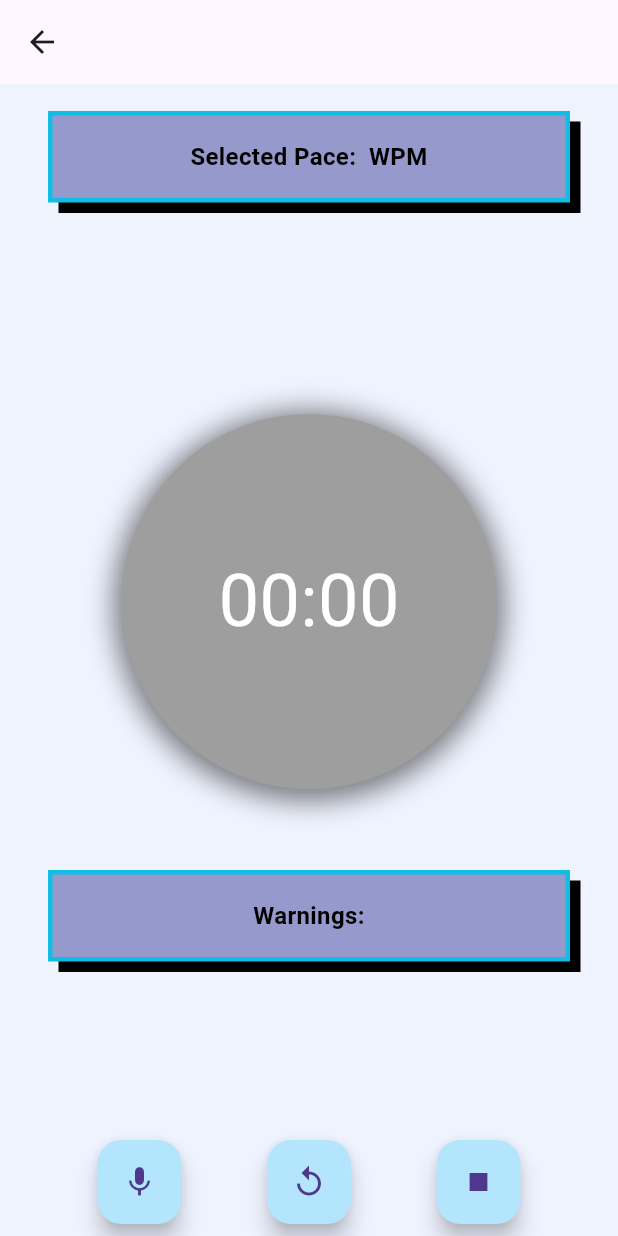
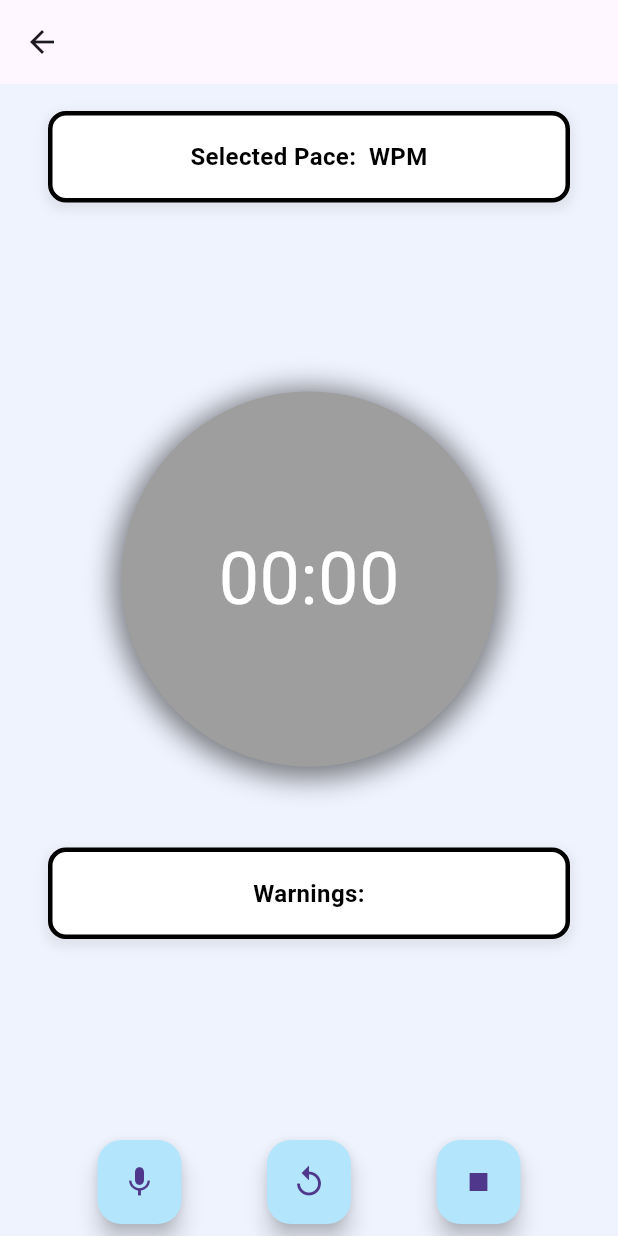
Before and after one commit to BettinaGotiu/licenta_app, a Flutter app: the SpeechToTextPage screen opened directly with empty values, on a phone screen of 412 x 824 dp. Run offline on Flutter 3.47's test engine with Material 3 defaults, Android fonts, the phone set to English and light mode, and no system bars; our stand-ins replace cloud_firestore, firebase_auth, firebase_core, flutter_custom_clippers, speech_to_text, table_calendar; missing offline and left inert: mrx_charts; accounts and stored records are empty.

Commit message:
UI speech to text, deleted the promt card

```diff
--- a/lib/pages/speech_to_text.dart
+++ b/lib/pages/speech_to_text.dart
@@ -317,6 +317,9 @@ class _SpeechToTextPageState extends State<SpeechToTextPage> {
 
   @override
   Widget build(BuildContext context) {
+    final double cardWidth = MediaQuery.of(context).size.width * 0.7;
+    final double cardHeight = 80;
+
     return Scaffold(
       appBar: AppBar(
         leading: IconButton(
@@ -339,22 +342,10 @@ class _SpeechToTextPageState extends State<SpeechToTextPage> {
                 "Selected Pace: ${widget.selectedPace} WPM",
               ),
             ),
-            if (widget.prompt != null)
-              Padding(
-                padding:
-                    const EdgeInsets.only(top: 5.0, left: 16.0, right: 16.0),
-                child: _buildRetroCard(
-                  "Prompt: ${widget.prompt}",
-                ),
-              ),
             Expanded(
               child: Column(
                 mainAxisAlignment: MainAxisAlignment.center,
                 children: [
-                  if (widget.prompt == null)
-                    SizedBox(
-                        height:
-                            30), // Additional space if prompt is not present
                   Padding(
                     padding: const EdgeInsets.all(16.0),
                     child: Stack(
@@ -447,18 +438,15 @@ class _SpeechToTextPageState extends State<SpeechToTextPage> {
       padding: const EdgeInsets.all(16.0),
       margin: const EdgeInsets.symmetric(vertical: 8.0, horizontal: 16.0),
       decoration: BoxDecoration(
-        color:
-            Color.fromARGB(255, 149, 153, 203), // Background color of the cards
-        border: Border.all(color: Color(0xFF11BDE3), width: 3), // Blue border
+        color: Colors.white, // Background color of the cards
+        border: Border.all(color: Colors.black, width: 3), // Black border
+        borderRadius: BorderRadius.circular(12), // Rounded corners
         boxShadow: [
           BoxShadow(
-            color: Color(0xFF00008B), // Dark blue shadow
-            spreadRadius: -2.5,
-            offset: Offset(7, 7),
-          ),
-          BoxShadow(
-            color: Colors.black,
-            offset: Offset(7, 7),
+            color: Colors.grey.withOpacity(0.2),
+            spreadRadius: 2,
+            blurRadius: 5,
+            offset: Offset(0, 3), // Offset for shadow
           ),
         ],
       ),
@@ -468,7 +456,7 @@ class _SpeechToTextPageState extends State<SpeechToTextPage> {
           style: const TextStyle(
             fontSize: 16,
             fontWeight: FontWeight.bold,
-            color: Color.fromARGB(255, 0, 0, 0),
+            color: Colors.black,
           ),
           textAlign: TextAlign.center,
         ),
```
